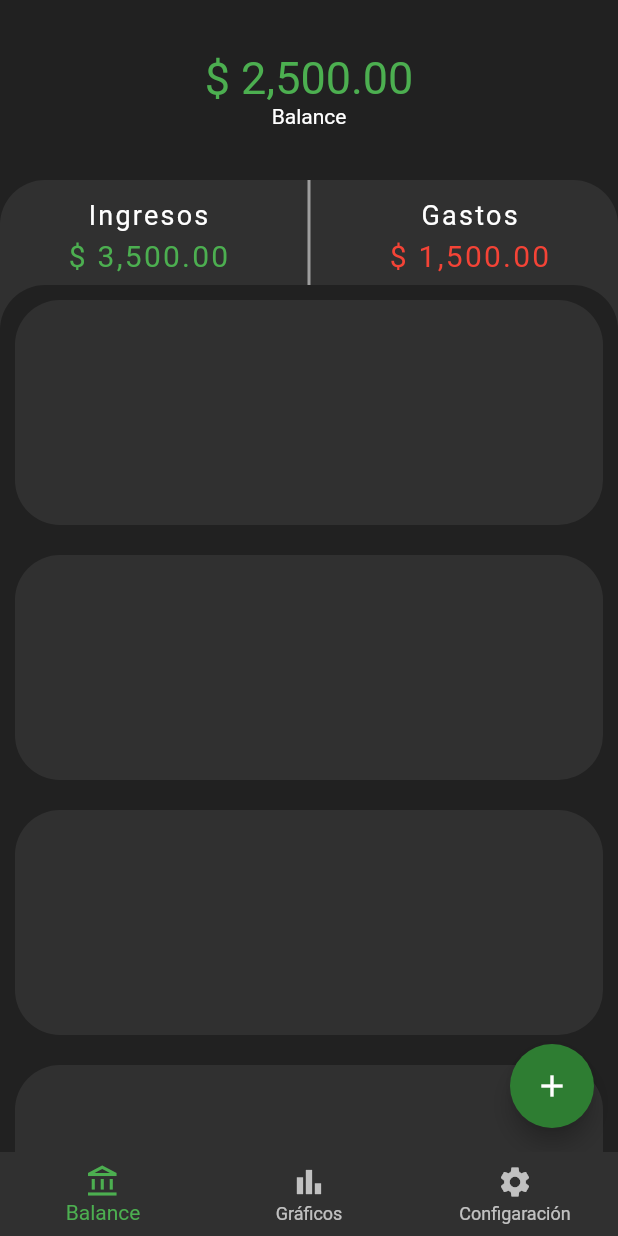
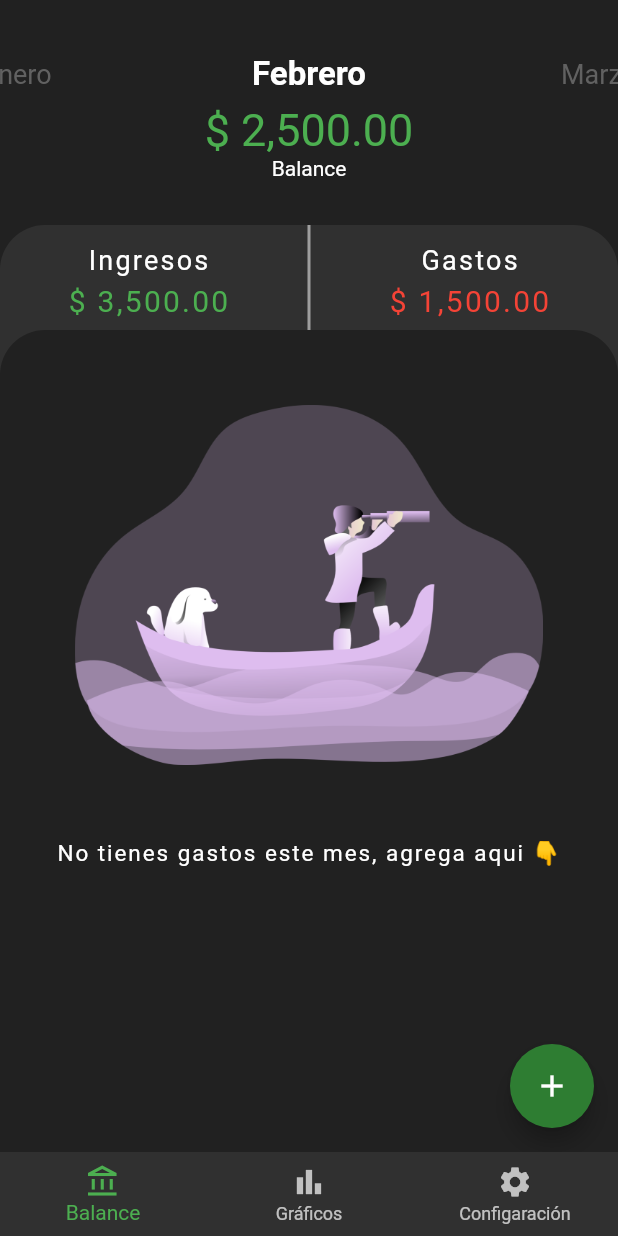
Before and after one commit to EnriquemQz/exp-Updated, a Flutter app: the screen it shows after launch, on a phone screen of 412 x 824 dp. Run offline on Flutter 3.47's test engine with Material 2 defaults, Android fonts, the phone set to English and light mode, and no system bars; drawn by our look-alikes of flutter_speed_dial; our stand-ins replace fluttertoast, sqflite; missing offline and left inert: flutter_material_color_picker; accounts and stored records are empty.

Commit message:
Fin sección 9

```diff
--- a/lib/pages/balance_page.dart
+++ b/lib/pages/balance_page.dart
@@ -1,6 +1,7 @@
 import 'package:exp_app/widgets/balance_page_wt/back_sheet.dart';
 import 'package:exp_app/widgets/balance_page_wt/custom_fab.dart';
 import 'package:exp_app/widgets/balance_page_wt/front_sheet.dart';
+import 'package:exp_app/widgets/balance_page_wt/month_selector.dart';
 import 'package:flutter/material.dart';
 import 'dart:math';
 
@@ -50,11 +51,12 @@ class _BalancePageState extends State<BalancePage> {
         [
           SliverAppBar(
             elevation: 0.0,
-            expandedHeight: 120.0,
+            expandedHeight: 150.0,
             flexibleSpace: FlexibleSpaceBar(
               background: Column(
                 mainAxisAlignment: MainAxisAlignment.center,
                 children: const [
+                  MonthSelector(),
                   Text(
                     '\$ 2,500.00',
                     style: TextStyle(
--- a/lib/pages/home_page.dart
+++ b/lib/pages/home_page.dart
@@ -31,10 +31,11 @@ class _HomePage extends StatelessWidget {
     final DateTime _date = DateTime.now();
 
     final currentIndex = uiProvider.bnbIndex;
+    final currentMonth = uiProvider.selectedMonth + 1;
 
     switch(currentIndex){
       case 0:
-        exProvider.getExpensesByDate(_date.month, _date.year);
+        exProvider.getExpensesByDate(currentMonth, _date.year);
         exProvider.getAllFeatures();
         return const BalancePage();
       case 1:
--- a/lib/providers/ui_provider.dart
+++ b/lib/providers/ui_provider.dart
@@ -3,6 +3,7 @@ import 'package:flutter/cupertino.dart';
 
 class UIProvider extends ChangeNotifier {
   int _bnbIndex = 0;
+  int _selectedMonth = DateTime.now().month - 1; // 2 - 1 = 1
 
   int get bnbIndex => _bnbIndex;
 
@@ -10,4 +11,11 @@ class UIProvider extends ChangeNotifier {
     _bnbIndex = i;
     notifyListeners();
   }
+
+  int get selectedMonth => _selectedMonth;
+
+  set selectedMonth(int i){
+    _selectedMonth = i;
+    notifyListeners();
+  }
 }
--- a/lib/utils/utils.dart
+++ b/lib/utils/utils.dart
@@ -1,4 +1,5 @@
 import 'package:exp_app/utils/icon_list.dart';
+export 'package:exp_app/utils/utils.dart';
 import 'package:flutter/material.dart';
 
 extension ColorExtension on String {
--- a/lib/widgets/add_expenses_wt/save_button.dart
+++ b/lib/widgets/add_expenses_wt/save_button.dart
@@ -1,4 +1,5 @@
 import 'package:exp_app/models/combined_model.dart';
+import 'package:exp_app/providers/ui_provider.dart';
 import 'package:exp_app/utils/constants.dart';
 import 'package:flutter/material.dart';
 import 'package:fluttertoast/fluttertoast.dart';
@@ -13,6 +14,7 @@ class SaveButton extends StatelessWidget {
   @override
   Widget build(BuildContext context) {
     final exProvider = context.read<ExpensesProvider>();
+    final uiProvider = context.read<UIProvider>();
 
     return GestureDetector(
       onTap: (){
@@ -23,6 +25,7 @@ class SaveButton extends StatelessWidget {
             msg: 'Gasto agregado 👍',
             backgroundColor: Colors.green
           );
+          uiProvider.bnbIndex = 0;
           Navigator.pop(context);
         } else if(cModel.amount == 0.0){
           Fluttertoast.showToast(
--- a/lib/widgets/balance_page_wt/front_sheet.dart
+++ b/lib/widgets/balance_page_wt/front_sheet.dart
@@ -1,34 +1,59 @@
+import 'package:exp_app/providers/expenses_provider.dart';
 import 'package:exp_app/utils/constants.dart';
+import 'package:exp_app/widgets/balance_page_wt/flayer_skin.dart';
 import 'package:flutter/material.dart';
+import 'package:provider/provider.dart';
+
+import 'flayer_categories.dart';
 
 class FrontSheet extends StatelessWidget {
   const FrontSheet({Key? key}) : super(key: key);
 
   @override
   Widget build(BuildContext context) {
+    final eList = context.watch<ExpensesProvider>().eList;
+    bool hasData = false;
 
-    var _list = List.generate(10, (i){
-      return Padding(
-      padding: const EdgeInsets.all(10.0),
-      child: Container(
-        height: 150.0,
-        decoration: BoxDecoration(
-          color: Theme.of(context).primaryColorDark,
-          borderRadius: BorderRadius.circular(30.0)
-        ),
-      ),
-    );});
+    if(eList.isNotEmpty){
+      hasData = true;
+    }
 
     return Container(
       // height: 800.0,
       decoration: Constants.sheetBoxDecoration(
         Theme.of(context).scaffoldBackgroundColor
       ),
-      child: ListView(
+
+      child: (hasData)
+      ?
+      ListView(
         shrinkWrap: true,
         physics: const NeverScrollableScrollPhysics(),
-        children: _list
-      ),
+        children: const [
+          FlayerSkin(myTitle: 'Categoría de Gastos', myWidget: FlayerCategories()),
+          FlayerSkin(myTitle: 'Frecuencia de Gastos', myWidget: SizedBox(height: 150.0)),
+          FlayerSkin(myTitle: 'Movimientos', myWidget: SizedBox(height: 150.0)),
+          FlayerSkin(myTitle: 'Balance General', myWidget: SizedBox(height: 150.0)),
+        ]
+      )
+      :
+      Column(
+        mainAxisAlignment: MainAxisAlignment.center,
+        children: [
+          Container(
+            padding: const EdgeInsets.all(50),
+            child: Image.asset('assets/empty.png'),
+          ),
+          const Text(
+            'No tienes gastos este mes, agrega aqui 👇',
+            maxLines: 1,
+            style: TextStyle(
+              fontSize: 15.0,
+              letterSpacing: 1.3
+            ),
+          )
+        ]
+      )
     );
   }
 }
--- /dev/null
+++ b/lib/widgets/balance_page_wt/month_selector.dart
@@ -0,0 +1,73 @@
+import 'package:exp_app/providers/ui_provider.dart';
+import 'package:flutter/material.dart';
+import 'package:provider/provider.dart';
+
+class MonthSelector extends StatelessWidget {
+  const MonthSelector({Key? key}) : super(key: key);
+
+  @override
+  Widget build(BuildContext context) {
+    final uiProvider = context.read<UIProvider>();
+    int currentPage = context.watch<UIProvider>().selectedMonth;
+    print(currentPage);
+
+    PageController _controller;
+
+    _controller = PageController(
+      initialPage: currentPage,
+      viewportFraction: 0.4
+    );
+
+    return SizedBox(
+      height: 40.0,
+      child: PageView(
+        onPageChanged: (int i) => uiProvider.selectedMonth = i,
+        controller: _controller,
+        children: [
+          _pageItems('Enero', 0, currentPage),
+          _pageItems('Febrero', 1, currentPage),
+          _pageItems('Marzo', 2, currentPage),
+          _pageItems('Abril', 3, currentPage),
+          _pageItems('Mayo', 4, currentPage),
+          _pageItems('Junio', 5, currentPage),
+          _pageItems('Julio', 6, currentPage),
+          _pageItems('Agosto', 7, currentPage),
+          _pageItems('Septiembre', 8, currentPage),
+          _pageItems('Octubre', 9, currentPage),
+          _pageItems('Noviembre', 10, currentPage),
+          _pageItems('Diciembre', 11, currentPage),
+        ],
+      ),
+    );
+  }
+
+  _pageItems(String name, int position, int currentPage){
+    var _alignment = Alignment.center;
+
+    const selected = TextStyle(
+      fontSize: 22.0,
+      fontWeight: FontWeight.bold
+    );
+
+    final unSelected = TextStyle(
+      fontSize: 18.0,
+      color: Colors.grey[700]
+    );
+
+    if(position == currentPage){
+      _alignment = Alignment.center;
+    } else if(position > currentPage){
+      _alignment = Alignment.centerRight / 2;
+    } else {
+      _alignment = Alignment.centerLeft / 2;
+    }
+
+    return Align(
+      alignment: _alignment,
+      child: Text(
+        name,
+        style: position == currentPage ? selected : unSelected,
+      ),
+    );
+  }
+}
--- a/pubspec.yaml
+++ b/pubspec.yaml
@@ -65,8 +65,8 @@ flutter:
   uses-material-design: true
 
   # To add assets to your application, add an assets section, like this:
-  # assets:
-  #   - images/a_dot_burr.jpeg
+  assets:
+    - assets/
   #   - images/a_dot_ham.jpeg
 
   # An image asset can refer to one or more resolution-specific "variants", see
```
Also changed, not shown: lib/providers/expenses_provider.dart (+31 -2 lines), lib/widgets/balance_page_wt/flayer_categories.dart (added, +77 -0 lines), lib/widgets/balance_page_wt/flayer_skin.dart (added, +44 -0 lines), assets/empty.png (added).
